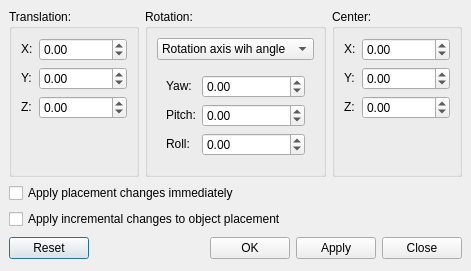
Old version of the form src/Gui/Placement.ui in the repository berndhahnebach/All_FreeCAD.
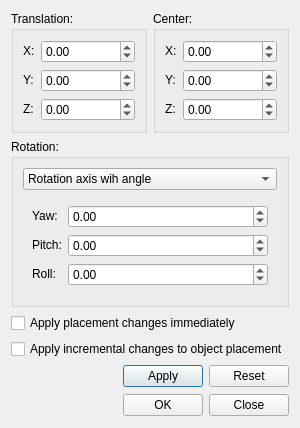
New version of the form. The open tabs and pages were chosen to show the change.

Commit message: + fix bug: 0000102: Relayout placement dialog

What changed in the file:
```diff
--- a/src/Gui/Placement.ui
+++ b/src/Gui/Placement.ui
@@ -3,160 +3,195 @@
  <comment></comment>
  <exportmacro></exportmacro>
  <class>Gui::Dialog::Placement</class>
- <widget class="QDialog" name="Gui::Dialog::Placement" >
-  <property name="geometry" >
+ <widget class="QDialog" name="Gui::Dialog::Placement">
+  <property name="geometry">
    <rect>
     <x>0</x>
     <y>0</y>
-    <width>411</width>
-    <height>253</height>
+    <width>271</width>
+    <height>410</height>
    </rect>
   </property>
   <property name="windowTitle" >
    <string>Placement</string>
   </property>
-  <layout class="QGridLayout" >
-   <property name="margin" >
-    <number>9</number>
-   </property>
-   <property name="spacing" >
-    <number>6</number>
-   </property>
-   <item row="3" column="0" colspan="3" >
-    <layout class="QHBoxLayout" >
-     <property name="margin" >
-      <number>0</number>
+  <layout class="QGridLayout" name="gridLayout">
+   <item row="0" column="0">
+    <widget class="QGroupBox" name="GroupBox5">
+     <property name="title">
+      <string>Translation:</string>
      </property>
-     <property name="spacing" >
-      <number>6</number>
-     </property>
-     <item>
-      <widget class="QPushButton" name="resetButton" >
-       <property name="text" >
-        <string>Reset</string>
-       </property>
-      </widget>
-     </item>
-     <item>
-      <spacer>
-       <property name="orientation" >
-        <enum>Qt::Horizontal</enum>
-       </property>
-       <property name="sizeType" >
-        <enum>QSizePolicy::Expanding</enum>
-       </property>
-       <property name="sizeHint" >
-        <size>
-         <width>51</width>
-         <height>27</height>
-        </size>
-       </property>
-      </spacer>
-     </item>
-     <item>
-      <widget class="QPushButton" name="oKButton" >
-       <property name="text" >
-        <string>OK</string>
-       </property>
-      </widget>
-     </item>
-     <item>
-      <widget class="QPushButton" name="applyButton" >
-       <property name="text" >
-        <string>Apply</string>
-       </property>
-      </widget>
-     </item>
-     <item>
-      <widget class="QPushButton" name="closeButton" >
-       <property name="text" >
-        <string>Close</string>
-       </property>
-      </widget>
-     </item>
-    </layout>
-   </item>
-   <item row="1" column="0" colspan="3" >
-    <widget class="QCheckBox" name="applyPlacementChange" >
-     <property name="text" >
-      <string>Apply placement changes immediately</string>
-     </property>
+     <layout class="QGridLayout">
+      <property name="margin">
+       <number>9</number>
+      </property>
+      <property name="spacing">
+       <number>6</number>
+      </property>
+      <item row="2" column="1">
+       <widget class="QDoubleSpinBox" name="zPos">
+        <property name="sizePolicy">
+         <sizepolicy hsizetype="Preferred" vsizetype="Fixed">
+          <horstretch>0</horstretch>
+          <verstretch>0</verstretch>
+         </sizepolicy>
+        </property>
+        <property name="minimum">
+         <double>-2147480000.000000000000000</double>
+        </property>
+        <property name="maximum">
+         <double>2147480000.000000000000000</double>
+        </property>
+       </widget>
+      </item>
+      <item row="1" column="1">
+       <widget class="QDoubleSpinBox" name="yPos">
+        <property name="sizePolicy">
+         <sizepolicy hsizetype="Preferred" vsizetype="Fixed">
+          <horstretch>0</horstretch>
+          <verstretch>0</verstretch>
+         </sizepolicy>
+        </property>
+        <property name="minimum">
+         <double>-2147480000.000000000000000</double>
+        </property>
+        <property name="maximum">
+         <double>2147480000.000000000000000</double>
+        </property>
+       </widget>
+      </item>
+      <item row="0" column="1">
+       <widget class="QDoubleSpinBox" name="xPos">
+        <property name="sizePolicy">
+         <sizepolicy hsizetype="Preferred" vsizetype="Fixed">
+          <horstretch>0</horstretch>
+          <verstretch>0</verstretch>
+         </sizepolicy>
+        </property>
+        <property name="minimum">
+         <double>-2147480000.000000000000000</double>
+        </property>
+        <property name="maximum">
+         <double>2147480000.000000000000000</double>
+        </property>
+       </widget>
+      </item>
+      <item row="3" column="1">
+       <spacer>
+        <property name="orientation">
+         <enum>Qt::Vertical</enum>
+        </property>
+        <property name="sizeHint" stdset="0">
+         <size>
+          <width>20</width>
+          <height>66</height>
+         </size>
+        </property>
+       </spacer>
+      </item>
+      <item row="2" column="0">
+       <widget class="QLabel" name="TextLabelZ">
+        <property name="sizePolicy">
+         <sizepolicy hsizetype="Fixed" vsizetype="Fixed">
+          <horstretch>0</horstretch>
+          <verstretch>0</verstretch>
+         </sizepolicy>
+        </property>
+        <property name="text">
+         <string>Z:</string>
+        </property>
+       </widget>
+      </item>
+      <item row="1" column="0">
+       <widget class="QLabel" name="TextLabelY">
+        <property name="sizePolicy">
+         <sizepolicy hsizetype="Fixed" vsizetype="Fixed">
+          <horstretch>0</horstretch>
+          <verstretch>0</verstretch>
+         </sizepolicy>
+        </property>
+        <property name="text">
+         <string>Y:</string>
+        </property>
+       </widget>
+      </item>
+      <item row="0" column="0">
+       <widget class="QLabel" name="TextLabelX">
+        <property name="sizePolicy">
+         <sizepolicy hsizetype="Fixed" vsizetype="Fixed">
+          <horstretch>0</horstretch>
+          <verstretch>0</verstretch>
+         </sizepolicy>
+        </property>
+        <property name="text">
+         <string>X:</string>
+        </property>
+       </widget>
+      </item>
+     </layout>
     </widget>
    </item>
-   <item row="2" column="0" colspan="2" >
-    <widget class="QCheckBox" name="applyIncrementalPlacement" >
-     <property name="text" >
-      <string>Apply incremental changes to object placement</string>
-     </property>
-    </widget>
-   </item>
-   <item row="0" column="2" >
-    <widget class="QGroupBox" name="GroupBox5_3" >
-     <property name="title" >
+   <item row="0" column="1">
+    <widget class="QGroupBox" name="GroupBox5_3">
+     <property name="title">
       <string>Center:</string>
      </property>
-     <layout class="QGridLayout" >
-      <property name="margin" >
+     <layout class="QGridLayout">
+      <property name="margin">
        <number>9</number>
       </property>
       <property name="spacing" >
        <number>6</number>
       </property>
-      <item row="2" column="1" >
-       <widget class="QDoubleSpinBox" name="zCnt" >
-        <property name="sizePolicy" >
-         <sizepolicy>
-          <hsizetype>5</hsizetype>
-          <vsizetype>0</vsizetype>
+      <item row="2" column="1">
+       <widget class="QDoubleSpinBox" name="zCnt">
+        <property name="sizePolicy">
+         <sizepolicy hsizetype="Preferred" vsizetype="Fixed">
           <horstretch>0</horstretch>
           <verstretch>0</verstretch>
          </sizepolicy>
         </property>
-        <property name="maximum" >
-         <double>2.14748e+09</double>
+        <property name="minimum">
+         <double>-2147480000.000000000000000</double>
         </property>
-        <property name="minimum" >
-         <double>-2.14748e+09</double>
+        <property name="maximum">
+         <double>2147480000.000000000000000</double>
         </property>
        </widget>
       </item>
-      <item row="1" column="1" >
-       <widget class="QDoubleSpinBox" name="yCnt" >
-        <property name="sizePolicy" >
-         <sizepolicy>
-          <hsizetype>5</hsizetype>
-          <vsizetype>0</vsizetype>
+      <item row="1" column="1">
+       <widget class="QDoubleSpinBox" name="yCnt">
+        <property name="sizePolicy">
+         <sizepolicy hsizetype="Preferred" vsizetype="Fixed">
           <horstretch>0</horstretch>
           <verstretch>0</verstretch>
          </sizepolicy>
         </property>
-        <property name="maximum" >
-         <double>2.14748e+09</double>
+        <property name="minimum">
+         <double>-2147480000.000000000000000</double>
         </property>
-        <property name="minimum" >
-         <double>-2.14748e+09</double>
+        <property name="maximum">
+         <double>2147480000.000000000000000</double>
         </property>
        </widget>
       </item>
-      <item row="0" column="1" >
-       <widget class="QDoubleSpinBox" name="xCnt" >
-        <property name="sizePolicy" >
-         <sizepolicy>
-          <hsizetype>5</hsizetype>
-          <vsizetype>0</vsizetype>
+      <item row="0" column="1">
+       <widget class="QDoubleSpinBox" name="xCnt">
+        <property name="sizePolicy">
+         <sizepolicy hsizetype="Preferred" vsizetype="Fixed">
           <horstretch>0</horstretch>
           <verstretch>0</verstretch>
          </sizepolicy>
         </property>
-        <property name="maximum" >
-         <double>2.14748e+09</double>
+        <property name="minimum">
+         <double>-2147480000.000000000000000</double>
         </property>
-        <property name="minimum" >
-         <double>-2.14748e+09</double>
+        <property name="maximum">
+         <double>2147480000.000000000000000</double>
         </property>
        </widget>
       </item>
-      <item row="3" column="1" >
+      <item row="3" column="1">
        <spacer>
         <property name="orientation" >
          <enum>Qt::Vertical</enum>
@@ -169,12 +204,10 @@
         </property>
        </spacer>
       </item>
-      <item row="2" column="0" >
-       <widget class="QLabel" name="TextLabelZ_5" >
-        <property name="sizePolicy" >
-         <sizepolicy>
-          <hsizetype>0</hsizetype>
-          <vsizetype>0</vsizetype>
+      <item row="2" column="0">
+       <widget class="QLabel" name="TextLabelZ_5">
+        <property name="sizePolicy">
+         <sizepolicy hsizetype="Fixed" vsizetype="Fixed">
           <horstretch>0</horstretch>
           <verstretch>0</verstretch>
          </sizepolicy>
@@ -184,12 +217,10 @@
         </property>
        </widget>
       </item>
-      <item row="1" column="0" >
-       <widget class="QLabel" name="TextLabelY_2" >
-        <property name="sizePolicy" >
-         <sizepolicy>
-          <hsizetype>0</hsizetype>
-          <vsizetype>0</vsizetype>
+      <item row="1" column="0">
+       <widget class="QLabel" name="TextLabelY_2">
+        <property name="sizePolicy">
+         <sizepolicy hsizetype="Fixed" vsizetype="Fixed">
           <horstretch>0</horstretch>
           <verstretch>0</verstretch>
          </sizepolicy>
@@ -199,12 +230,10 @@
         </property>
        </widget>
       </item>
-      <item row="0" column="0" >
-       <widget class="QLabel" name="TextLabelX_2" >
-        <property name="sizePolicy" >
-         <sizepolicy>
-          <hsizetype>0</hsizetype>
-          <vsizetype>0</vsizetype>
+      <item row="0" column="0">
+       <widget class="QLabel" name="TextLabelX_2">
+        <property name="sizePolicy">
+         <sizepolicy hsizetype="Fixed" vsizetype="Fixed">
           <horstretch>0</horstretch>
           <verstretch>0</verstretch>
          </sizepolicy>
@@ -217,21 +246,21 @@
      </layout>
     </widget>
    </item>
-   <item row="0" column="1" >
-    <widget class="QGroupBox" name="GroupBox5_2" >
-     <property name="title" >
+   <item row="1" column="0" colspan="2">
+    <widget class="QGroupBox" name="GroupBox5_2">
+     <property name="title">
       <string>Rotation:</string>
      </property>
-     <layout class="QGridLayout" >
-      <property name="margin" >
+     <layout class="QGridLayout">
+      <property name="margin">
        <number>9</number>
       </property>
       <property name="spacing" >
        <number>6</number>
       </property>
-      <item row="1" column="0" >
-       <widget class="QStackedWidget" name="stackedWidget" >
-        <property name="currentIndex" >
+      <item row="1" column="0">
+       <widget class="QStackedWidget" name="stackedWidget">
+        <property name="currentIndex">
          <number>0</number>
         </property>
         <widget class="QWidget" name="page" >
@@ -301,48 +330,46 @@
           </item>
          </layout>
         </widget>
-        <widget class="QWidget" name="page_3" >
-         <layout class="QGridLayout" >
-          <property name="margin" >
+        <widget class="QWidget" name="page_3">
+         <layout class="QGridLayout">
+          <property name="margin">
            <number>9</number>
           </property>
           <property name="spacing" >
            <number>6</number>
           </property>
-          <item row="0" column="0" >
-           <layout class="QGridLayout" >
-            <property name="margin" >
+          <item row="0" column="0">
+           <layout class="QGridLayout">
+            <property name="margin">
              <number>0</number>
             </property>
-            <property name="spacing" >
+            <property name="spacing">
              <number>6</number>
             </property>
-            <item row="0" column="1" >
-             <widget class="QDoubleSpinBox" name="yawAngle" >
-              <property name="maximum" >
-               <double>360</double>
+            <item row="0" column="1">
+             <widget class="QDoubleSpinBox" name="yawAngle">
+              <property name="minimum">
+               <double>-360.000000000000000</double>
               </property>
-              <property name="minimum" >
-               <double>-360</double>
+              <property name="maximum">
+               <double>360.000000000000000</double>
               </property>
              </widget>
             </item>
-            <item row="1" column="1" >
-             <widget class="QDoubleSpinBox" name="pitchAngle" >
-              <property name="maximum" >
-               <double>360</double>
+            <item row="1" column="1">
+             <widget class="QDoubleSpinBox" name="pitchAngle">
+              <property name="minimum">
+               <double>-360.000000000000000</double>
               </property>
-              <property name="minimum" >
-               <double>-360</double>
+              <property name="maximum">
+               <double>360.000000000000000</double>
               </property>
              </widget>
             </item>
-            <item row="1" column="0" >
-             <widget class="QLabel" name="TextLabelZ_3" >
-              <property name="sizePolicy" >
-               <sizepolicy>
-                <hsizetype>0</hsizetype>
-                <vsizetype>0</vsizetype>
+            <item row="1" column="0">
+             <widget class="QLabel" name="TextLabelZ_3">
+              <property name="sizePolicy">
+               <sizepolicy hsizetype="Fixed" vsizetype="Fixed">
                 <horstretch>0</horstretch>
                 <verstretch>0</verstretch>
                </sizepolicy>
@@ -352,22 +379,20 @@
               </property>
              </widget>
             </item>
-            <item row="2" column="1" >
-             <widget class="QDoubleSpinBox" name="rollAngle" >
-              <property name="maximum" >
-               <double>360</double>
+            <item row="2" column="1">
+             <widget class="QDoubleSpinBox" name="rollAngle">
+              <property name="minimum">
+               <double>-360.000000000000000</double>
               </property>
-              <property name="minimum" >
-               <double>-360</double>
+              <property name="maximum">
+               <double>360.000000000000000</double>
               </property>
              </widget>
             </item>
-            <item row="2" column="0" >
-             <widget class="QLabel" name="TextLabelZ_4" >
-              <property name="sizePolicy" >
-               <sizepolicy>
-                <hsizetype>0</hsizetype>
-                <vsizetype>0</vsizetype>
+            <item row="2" column="0">
+             <widget class="QLabel" name="TextLabelZ_4">
+              <property name="sizePolicy">
+               <sizepolicy hsizetype="Fixed" vsizetype="Fixed">
                 <horstretch>0</horstretch>
                 <verstretch>0</verstretch>
                </sizepolicy>
@@ -377,12 +402,10 @@
               </property>
              </widget>
             </item>
-            <item row="0" column="0" >
-             <widget class="QLabel" name="TextLabelZ_2" >
-              <property name="sizePolicy" >
-               <sizepolicy>
-                <hsizetype>0</hsizetype>
-                <vsizetype>0</vsizetype>
+            <item row="0" column="0">
+             <widget class="QLabel" name="TextLabelZ_2">
+              <property name="sizePolicy">
+               <sizepolicy hsizetype="Fixed" vsizetype="Fixed">
                 <horstretch>0</horstretch>
                 <verstretch>0</verstretch>
                </sizepolicy>
@@ -399,7 +422,7 @@
         <widget class="QWidget" name="page_2" />
        </widget>
       </item>
-      <item row="2" column="0" >
+      <item row="2" column="0">
        <spacer>
         <property name="orientation" >
          <enum>Qt::Vertical</enum>
@@ -412,8 +435,8 @@
         </property>
        </spacer>
       </item>
-      <item row="0" column="0" >
-       <widget class="QComboBox" name="rotationInput" >
+      <item row="0" column="0">
+       <widget class="QComboBox" name="rotationInput">
         <item>
          <property name="text" >
           <string>Rotation axis wih angle</string>
@@ -429,136 +452,88 @@
      </layout>
     </widget>
    </item>
-   <item row="0" column="0" >
-    <widget class="QGroupBox" name="GroupBox5" >
-     <property name="title" >
-      <string>Translation:</string>
+   <item row="2" column="0" colspan="2">
+    <widget class="QCheckBox" name="applyPlacementChange">
+     <property name="text">
+      <string>Apply placement changes immediately</string>
      </property>
-     <layout class="QGridLayout" >
-      <property name="margin" >
-       <number>9</number>
-      </property>
-      <property name="spacing" >
-       <number>6</number>
-      </property>
-      <item row="2" column="1" >
-       <widget class="QDoubleSpinBox" name="zPos" >
-        <property name="sizePolicy" >
-         <sizepolicy>
-          <hsizetype>5</hsizetype>
-          <vsizetype>0</vsizetype>
-          <horstretch>0</horstretch>
-          <verstretch>0</verstretch>
-         </sizepolicy>
-        </property>
-        <property name="maximum" >
-         <double>2.14748e+09</double>
-        </property>
-        <property name="minimum" >
-         <double>-2.14748e+09</double>
-        </property>
-       </widget>
-      </item>
-      <item row="1" column="1" >
-       <widget class="QDoubleSpinBox" name="yPos" >
-        <property name="sizePolicy" >
-         <sizepolicy>
-          <hsizetype>5</hsizetype>
-          <vsizetype>0</vsizetype>
-          <horstretch>0</horstretch>
-          <verstretch>0</verstretch>
-         </sizepolicy>
-        </property>
-        <property name="maximum" >
-         <double>2.14748e+09</double>
-        </property>
-        <property name="minimum" >
-         <double>-2.14748e+09</double>
-        </property>
-       </widget>
-      </item>
-      <item row="0" column="1" >
-       <widget class="QDoubleSpinBox" name="xPos" >
-        <property name="sizePolicy" >
-         <sizepolicy>
-          <hsizetype>5</hsizetype>
-          <vsizetype>0</vsizetype>
-          <horstretch>0</horstretch>
-          <verstretch>0</verstretch>
-         </sizepolicy>
-        </property>
-        <property name="maximum" >
-         <double>2.14748e+09</double>
-        </property>
-        <property name="minimum" >
-         <double>-2.14748e+09</double>
-        </property>
-       </widget>
-      </item>
-      <item row="3" column="1" >
-       <spacer>
-        <property name="orientation" >
-         <enum>Qt::Vertical</enum>
-        </property>
-        <property name="sizeHint" >
-         <size>
-          <width>20</width>
-          <height>66</height>
-         </size>
-        </property>
-       </spacer>
-      </item>
-      <item row="2" column="0" >
-       <widget class="QLabel" name="TextLabelZ" >
-        <property name="sizePolicy" >
-         <sizepolicy>
-          <hsizetype>0</hsizetype>
-          <vsizetype>0</vsizetype>
-          <horstretch>0</horstretch>
-          <verstretch>0</verstretch>
-         </sizepolicy>
-        </property>
-        <property name="text" >
-         <string>Z:</string>
-        </property>
-       </widget>
-      </item>
-      <item row="1" column="0" >
-       <widget class="QLabel" name="TextLabelY" >
-        <property name="sizePolicy" >
-         <sizepolicy>
-          <hsizetype>0</hsizetype>
-          <vsizetype>0</vsizetype>
-          <horstretch>0</horstretch>
-          <verstretch>0</verstretch>
-         </sizepolicy>
-        </property>
-        <property name="text" >
-         <string>Y:</string>
-        </property>
-       </widget>
-      </item>
-      <item row="0" column="0" >
-       <widget class="QLabel" name="TextLabelX" >
-        <property name="sizePolicy" >
-         <sizepolicy>
-          <hsizetype>0</hsizetype>
-          <vsizetype>0</vsizetype>
-          <horstretch>0</horstretch>
-          <verstretch>0</verstretch>
-         </sizepolicy>
-        </property>
-        <property name="text" >
-         <string>X:</string>
-        </property>
-       </widget>
-      </item>
-     </layout>
     </widget>
    </item>
+   <item row="3" column="0" colspan="2">
+    <widget class="QCheckBox" name="applyIncrementalPlacement">
+     <property name="text">
+      <string>Apply incremental changes to object placement</string>
+     </property>
+    </widget>
+   </item>
+   <item row="4" column="0" colspan="2">
+    <layout class="QHBoxLayout" name="horizontalLayout">
+     <item>
+      <spacer name="horizontalSpacer_2">
+       <property name="orientation">
+        <enum>Qt::Horizontal</enum>
+       </property>
+       <property name="sizeHint" stdset="0">
+        <size>
+         <width>78</width>
+         <height>22</height>
+        </size>
+       </property>
+      </spacer>
+     </item>
+     <item>
+      <widget class="QPushButton" name="applyButton">
+       <property name="text">
+        <string>Apply</string>
+       </property>
+      </widget>
+     </item>
+     <item>
+      <widget class="QPushButton" name="resetButton">
+       <property name="text">
+        <string>Reset</string>
+       </property>
+      </widget>
+     </item>
+    </layout>
+   </item>
+   <item row="5" column="0" colspan="2">
+    <layout class="QHBoxLayout" name="horizontalLayout_2">
+     <item>
+      <spacer>
+       <property name="orientation">
+        <enum>Qt::Horizontal</enum>
+       </property>
+       <property name="sizeType">
+        <enum>QSizePolicy::Expanding</enum>
+       </property>
+       <property name="sizeHint" stdset="0">
+        <size>
+         <width>88</width>
+         <height>24</height>
+        </size>
+       </property>
+      </spacer>
+     </item>
+     <item>
+      <widget class="QPushButton" name="oKButton">
+       <property name="text">
+        <string>OK</string>
+       </property>
+      </widget>
+     </item>
+     <item>
+      <widget class="QPushButton" name="closeButton">
+       <property name="text">
+        <string>Close</string>
+       </property>
+      </widget>
+     </item>
+    </layout>
+   </item>
   </layout>
  </widget>
- <layoutdefault spacing="6" margin="11" />
+ <layoutdefault spacing="6" margin="11"/>
  <pixmapfunction>qPixmapFromMimeSource</pixmapfunction>
  <tabstops>
   <tabstop>xPos</tabstop>
```
Left out of the diff: 110 changed lines with no effect on the pictures. The commit also changes 8 other files.
